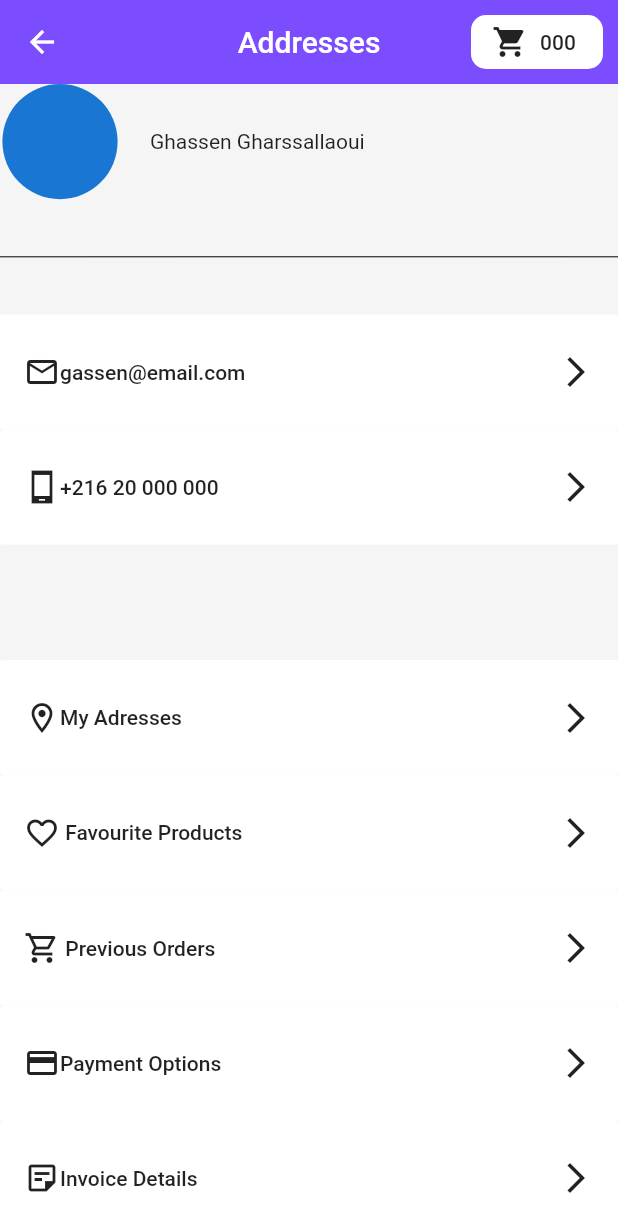
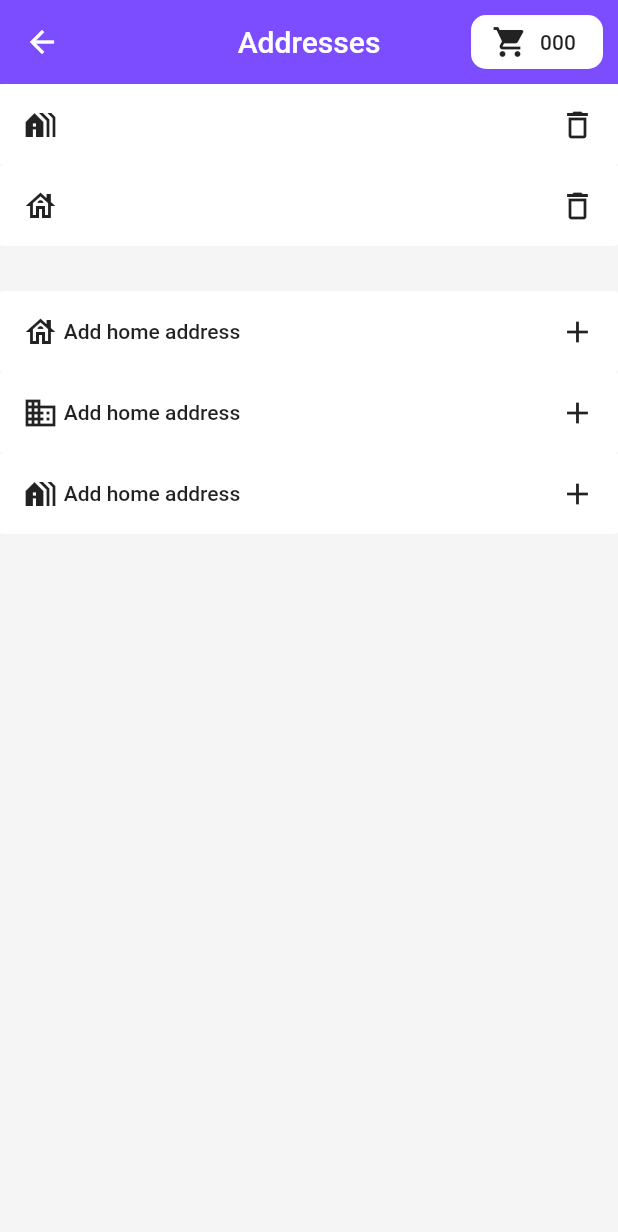
Before and after one commit to ghassengharssallaoui/tn360, a Flutter app: the screen it shows after launch, after a tap on "My Adresses", on a phone screen of 412 x 824 dp. Shown: the top 1232 px of the screen. Run offline on Flutter 3.47's test engine with Material 2 defaults, Android fonts, the phone set to English and light mode, and no system bars; our stand-ins replace get.

Commit message:
completed addresses page

```diff
--- a/tn360Flutter/lib/addresses.dart
+++ b/tn360Flutter/lib/addresses.dart
@@ -36,137 +36,95 @@ class _MyAddressesState extends State<MyAddresses> {
         body:Column(
 
           children: [
-            Expanded(
-              child: Row(
-                children: [
-                  SizedBox(height: 80.0),
-                  CircleAvatar(
-                    //backgroundImage: AssetImage('assets/image/avatar.png'),
-                    radius: 40.0,
-                  ),
-                  SizedBox(width: 20.0),
-                  Text("Ghassen Gharssallaoui")
-                ],
-              ),
-            ),
-            Expanded(child: Divider(color: Colors.black)),
-            Expanded(
-              child: FlatButton(
+
+             FlatButton(
+                 padding: EdgeInsets.all(15.0),
                   onPressed: (){},
                   color: Colors.white,
                   child: Row(
                     children: [
                       Icon(
-                        Icons.mail_outline,
+                        Icons.holiday_village ,
                       ),
-                      Expanded(child: Text("gassen@email.com")),
-                      Icon(Icons.arrow_forward_ios),
+                      Expanded(child: Text("")),
+                      Icon(Icons.delete_outline),
                     ],
                   )
-              ),
+
             ),
-            Expanded(
-              child: FlatButton(
+
+               FlatButton(
+                 padding: EdgeInsets.all(15.0),
                 onPressed: (){},
                 color: Colors.white,
                 child: Row(
                   children: [
                     Icon(
-                      Icons.phone_android_sharp,
+                      Icons.house_outlined,
                     ),
-                    Expanded(child: Text("+216 20 000 000")),
-                    Icon(Icons.arrow_forward_ios),
+                    Expanded(child: Text("")),
+                    Icon(Icons.delete_outline),
                   ],
                 ),
-              ),
+
             ),
-            Expanded(
-              child: Container(
+
+               Container(
                 height: 30.0,
                 width: 1000.0,
                 color: Colors.grey[100],
-              ),
+
             ),
 
-            Expanded(
-              child: FlatButton(
+             FlatButton(
+               padding: EdgeInsets.all(15.0),
                 onPressed: (){},
                 color: Colors.white,
                 child: Row(
                   children: [
                     Icon(
-                      Icons.location_on_outlined,
+                      Icons.house_outlined,
                     ),
-                    Expanded(child: Text("My Adresses")),
-                    Icon(Icons.arrow_forward_ios),
+                    Expanded(child: Text(" Add home address")),
+                    Icon(Icons.add),
                   ],
                 ),
               ),
-            ),
 
-            Expanded(
-              child: FlatButton(
+
+             FlatButton(
+               padding: EdgeInsets.all(15.0),
                 onPressed: (){},
                 color: Colors.white,
                 child: Row(
                   children: [
                     Icon(
-                      Icons.favorite_border,
+                      Icons.business,
                     ),
-                    Expanded(child: Text(" Favourite Products")),
-                    Icon(Icons.arrow_forward_ios),
+                    Expanded(child: Text(" Add home address")),
+                    Icon(Icons.add),
                   ],
                 ),
               ),
-            ),
 
-            Expanded(
-              child: FlatButton(
+
+            FlatButton(
+              padding: EdgeInsets.all(15.0),
                 onPressed: (){},
                 color: Colors.white,
                 child: Row(
                   children: [
                     Icon(
-                      Icons.shopping_cart_outlined,
+                      Icons.holiday_village,
                     ),
-                    Expanded(child: Text(" Previous Orders")),
-                    Icon(Icons.arrow_forward_ios),
+                    Expanded(child: Text(" Add home address")),
+                    Icon(Icons.add),
                   ],
                 ),
               ),
-            ),
 
-            Expanded(
-              child: FlatButton(
-                onPressed: (){},
-                color: Colors.white,
-                child: Row(
-                  children: [
-                    Icon(
-                      Icons.payment,
-                    ),
-                    Expanded(child: Text("Payment Options")),
-                    Icon(Icons.arrow_forward_ios),
-                  ],
-                ),
-              ),
-            ),
 
-            Expanded(
-              child: FlatButton(
-                onPressed: (){},
-                color: Colors.white,
-                child: Row(
-                  children: [
-                    Icon(
-                      Icons.sticky_note_2_outlined,
-                    ),
-                    Expanded(child: Text("Invoice Details")),
-                    Icon(Icons.arrow_forward_ios),
-                  ],
-                ),
-              ),
-            ),
+
           ],
         )
     );
--- a/tn360Flutter/lib/pages/profile/profile_page.dart
+++ b/tn360Flutter/lib/pages/profile/profile_page.dart
@@ -34,7 +34,8 @@ class _ProfilePageState extends State<ProfilePage> {
           ]
 
       ),
-        body:Column(
+        body:SingleChildScrollView(
+          child: Column(
 
           children: [
             Row(
@@ -50,6 +51,7 @@ class _ProfilePageState extends State<ProfilePage> {
             ),
             Divider(color: Colors.black),
             FlatButton(
+                padding: EdgeInsets.all(15.0),
                 onPressed: (){},
                 color: Colors.white,
                 child: Row(
@@ -63,6 +65,7 @@ class _ProfilePageState extends State<ProfilePage> {
                 )
             ),
             FlatButton(
+              padding: EdgeInsets.all(15.0),
               onPressed: (){},
               color: Colors.white,
               child: Row(
@@ -82,6 +85,8 @@ class _ProfilePageState extends State<ProfilePage> {
             ),
 
             FlatButton(
+              padding: EdgeInsets.all(15.0),
+
               onPressed: (){
                 Navigator.pushNamed(context, '/addresses');
               },
@@ -98,6 +103,7 @@ class _ProfilePageState extends State<ProfilePage> {
             ),
 
             FlatButton(
+              padding: EdgeInsets.all(15.0),
               onPressed: (){
                 Navigator.pushNamed(context, '/favourite_products');
               },
@@ -114,6 +120,7 @@ class _ProfilePageState extends State<ProfilePage> {
             ),
 
             FlatButton(
+              padding: EdgeInsets.all(15.0),
               onPressed: (){
                 Navigator.pushNamed(context, '/previous_orders');
               },
@@ -129,7 +136,9 @@ class _ProfilePageState extends State<ProfilePage> {
               ),
             ),
 
+
             FlatButton(
+              padding: EdgeInsets.all(15.0),
               onPressed: (){
                 Navigator.pushNamed(context, '/payment_option');
               },
@@ -146,6 +155,7 @@ class _ProfilePageState extends State<ProfilePage> {
             ),
 
             FlatButton(
+              padding: EdgeInsets.all(15.0),
               onPressed: (){
                 Navigator.pushNamed(context, '/invoice_details');
               },
@@ -161,6 +171,7 @@ class _ProfilePageState extends State<ProfilePage> {
               ),
             ),
             FlatButton(
+              padding: EdgeInsets.all(15.0),
               onPressed: (){
                 Navigator.pushNamed(context, '/communication_preferences');
               },
@@ -168,7 +179,7 @@ class _ProfilePageState extends State<ProfilePage> {
               child: Row(
                 children: [
                   Icon(
-                  Icons.sticky_note_2_outlined,
+                    Icons.notifications_none_outlined,
                   ),
                   Expanded(child: Text("Communication Preferences")),
                   Icon(Icons.arrow_forward_ios),
@@ -176,6 +187,7 @@ class _ProfilePageState extends State<ProfilePage> {
               ),
             ),
             FlatButton(
+              padding: EdgeInsets.all(15.0),
               onPressed: (){
                 Navigator.pushNamed(context, '/login_settings');
               },
@@ -183,7 +195,7 @@ class _ProfilePageState extends State<ProfilePage> {
               child: Row(
                 children: [
                   Icon(
-                  Icons.sticky_note_2_outlined,
+                    Icons.lock_outline,
                   ),
                   Expanded(child: Text("Login Settings")),
                   Icon(Icons.arrow_forward_ios),
@@ -191,6 +203,7 @@ class _ProfilePageState extends State<ProfilePage> {
               ),
             ),
             FlatButton(
+              padding: EdgeInsets.all(15.0),
               onPressed: (){
                 Navigator.pushNamed(context, '/support');
               },
@@ -198,7 +211,7 @@ class _ProfilePageState extends State<ProfilePage> {
               child: Row(
                 children: [
                   Icon(
-                  Icons.sticky_note_2_outlined,
+                    Icons.contact_support_outlined,
                   ),
                   Expanded(child: Text("Support")),
                   Icon(Icons.arrow_forward_ios),
@@ -206,6 +219,7 @@ class _ProfilePageState extends State<ProfilePage> {
               ),
             ),
             FlatButton(
+              padding: EdgeInsets.all(15.0),
               onPressed: (){
                 Navigator.pushNamed(context, '/log_out');
               },
@@ -213,7 +227,7 @@ class _ProfilePageState extends State<ProfilePage> {
               child: Row(
                 children: [
                   Icon(
-                  Icons.sticky_note_2_outlined,
+                    Icons.login_outlined,
                   ),
                   Expanded(child: Text("Log Out")),
                   Icon(Icons.arrow_forward_ios),
@@ -221,6 +235,7 @@ class _ProfilePageState extends State<ProfilePage> {
               ),
             ),
           ],
+    ),
         )
     );
   }
```
Lines whose indentation alone changed are shown as unchanged.
